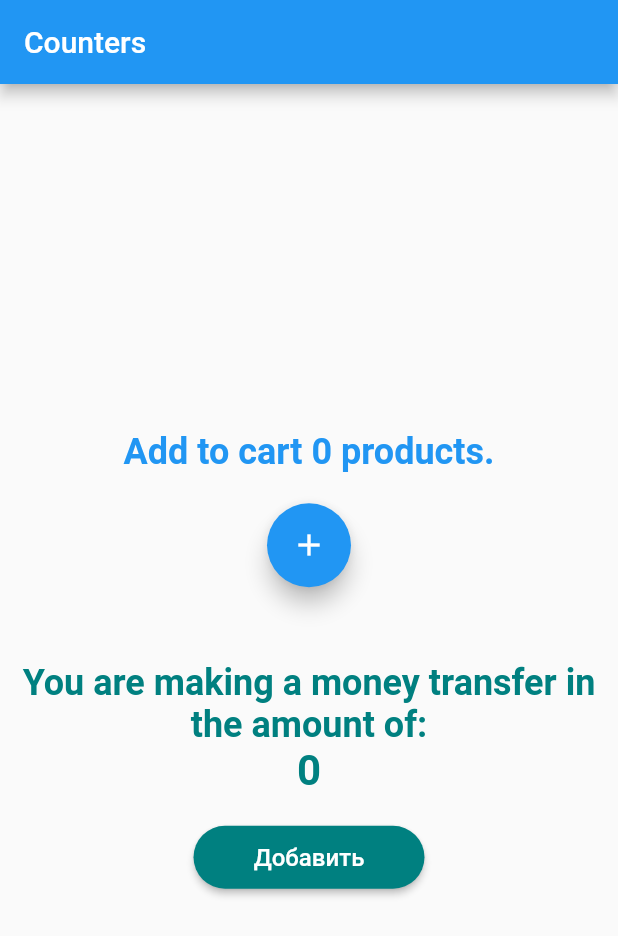
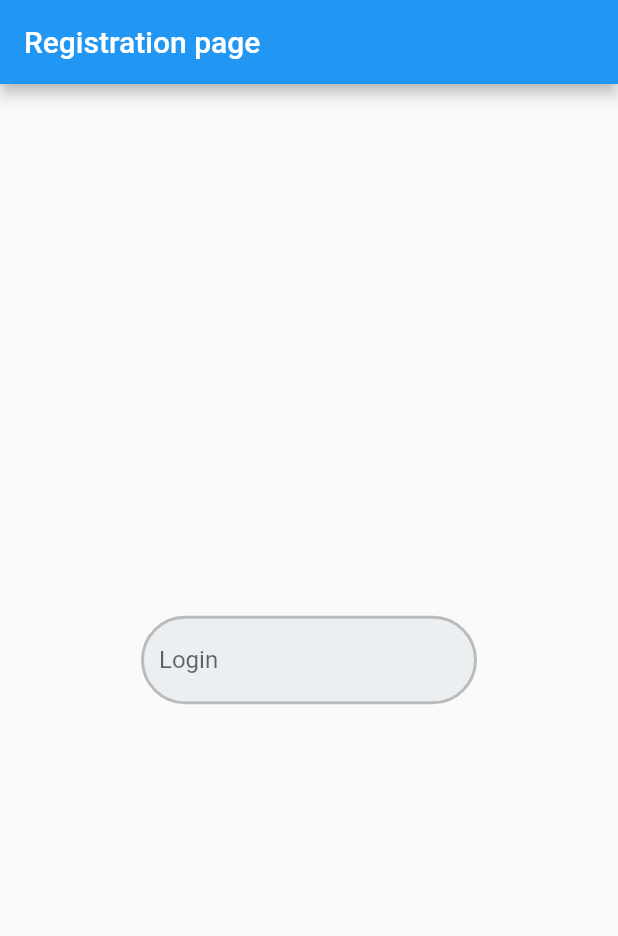
Before and after one commit to Tashchilina/registrationpage, a Flutter app: the screen it shows after launch, on a phone screen of 412 x 824 dp. Shown: the top 936 px of the screen. Run offline on Flutter 3.47's test engine with Material 2 defaults, Android fonts, the phone set to English and light mode, and no system bars; our stand-ins replace google_fonts, shared_preferences; Roboto replaces fonts that are missing (Arial).

Commit message:
Добавлена страница регистрации

```diff
--- /dev/null
+++ b/lib/login_page.dart
@@ -0,0 +1,95 @@
+import 'package:flutter/material.dart';
+import 'package:shared_preferences/shared_preferences.dart';
+
+class LoginScreen extends StatelessWidget {
+  const LoginScreen({Key? key}) : super(key: key);
+
+  @override
+  Widget build(BuildContext context) {
+    return const MaterialApp(
+      title: 'Login',
+      home: LoginPageScreen(title: 'Login'),
+    );
+  }
+}
+
+class LoginPageScreen extends StatefulWidget {
+  const LoginPageScreen({Key? key, required this.title}) : super(key: key);
+  final String title;
+
+  @override
+  _LoginPageScreenState createState() => _LoginPageScreenState();
+}
+
+class _LoginPageScreenState extends State<LoginPageScreen> {
+  int _controller = 0;
+
+  @override
+  void initState() {
+    super.initState();
+    _loadCounter();
+  }
+
+  void _loadCounter() async {
+    final prefs = await SharedPreferences.getInstance();
+    setState(() {
+      _controller = (prefs.getInt('controller') ?? 0);
+    });
+  }
+
+  @override
+  void _incrementCounter() async{
+    final prefs = await SharedPreferences.getInstance();
+    setState(() {
+      _controller = (prefs.getInt('controller') ?? 0)+1;
+      prefs.setInt('controller', _controller);
+    });
+  }
+
+  @override
+  Widget build(BuildContext context) {
+    const borderStyle = OutlineInputBorder(
+        borderRadius: BorderRadius.all(Radius.circular(36)),
+        borderSide: BorderSide(
+            color: const Color(0xFFbbbbbb), width: 2,));
+        return Scaffold(
+          appBar: AppBar(
+            title: const Text('Registration page'),
+          ),
+          body: Center(
+            child: SizedBox(width: 224,
+             child: TextField(
+              keyboardType: TextInputType.phone,
+              decoration: const InputDecoration(
+              filled: true,
+              fillColor: Color (0xFFeceff1),
+              enabledBorder: borderStyle,
+              focusedBorder: borderStyle,
+              labelText: 'Login',
+              ),
+              onSubmitted: (String value) async {
+              await showDialog<void>(
+                context: context,
+                builder: (BuildContext context) {
+                  return AlertDialog(
+                    title: const Text('Thanks!'),
+                    content: Text(
+                        'You typed "$value", which has length ${value.characters.length}.'),
+                    actions: <Widget>[
+                      TextButton(
+                        onPressed: () {
+                          Navigator.pop(context);
+                        },
+                        child: const Text('OK'),
+                      ),
+                    ],
+                  );
+                },
+              );
+            },
+          ),
+        ),
+      ),
+    );
+  }
+}
--- a/lib/main.dart
+++ b/lib/main.dart
@@ -1,6 +1,7 @@
 import 'package:flutter/material.dart';
 import 'package:registrationpage/registration_page.dart';
+import 'login_page.dart';
 
 void main() {
-  runApp(const RegistrationScreen());
+  runApp(const LoginScreen());
 }
--- a/lib/registration_page.dart
+++ b/lib/registration_page.dart
@@ -1,4 +1,3 @@
-import 'package:flutter/cupertino.dart';
 import 'package:flutter/material.dart';
 import 'package:google_fonts/google_fonts.dart';
 import 'package:path_provider/path_provider.dart';
```
